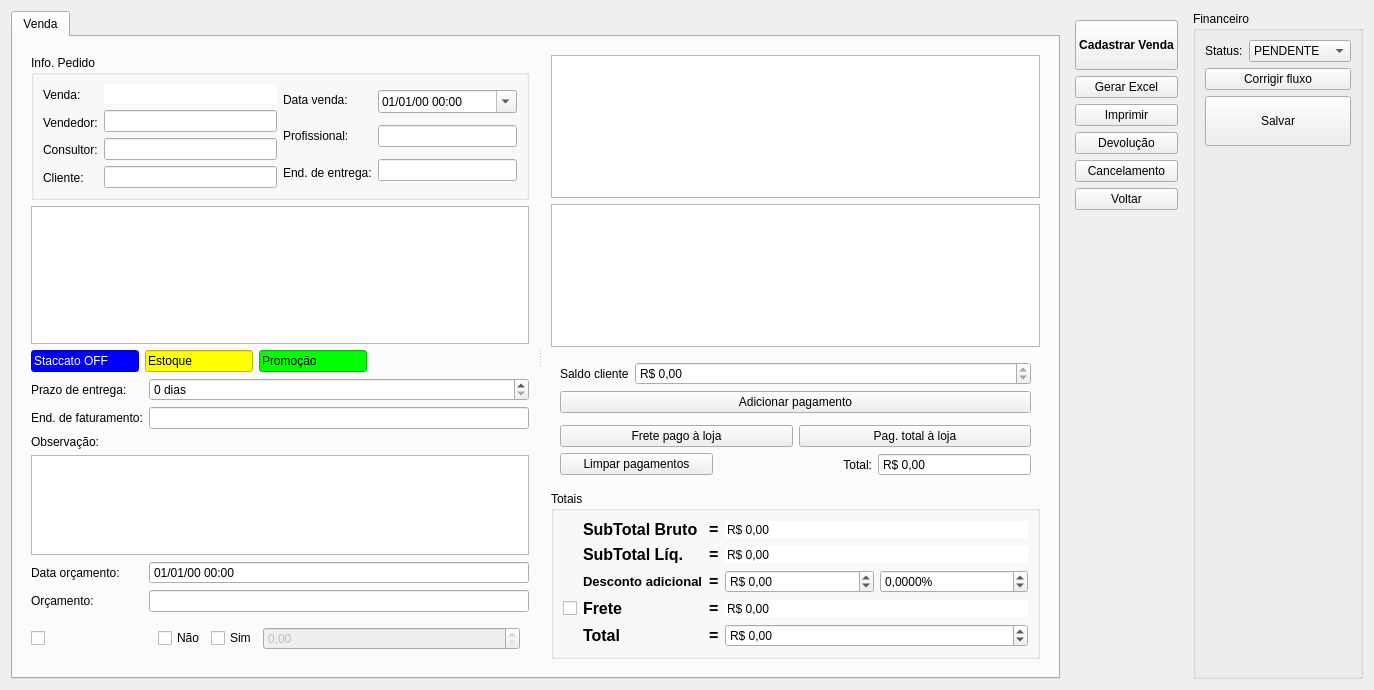
This is ui/venda.ui in darktorres/ERP-STACCATO as Qt 5 draws it before an edit. The edited form follows.
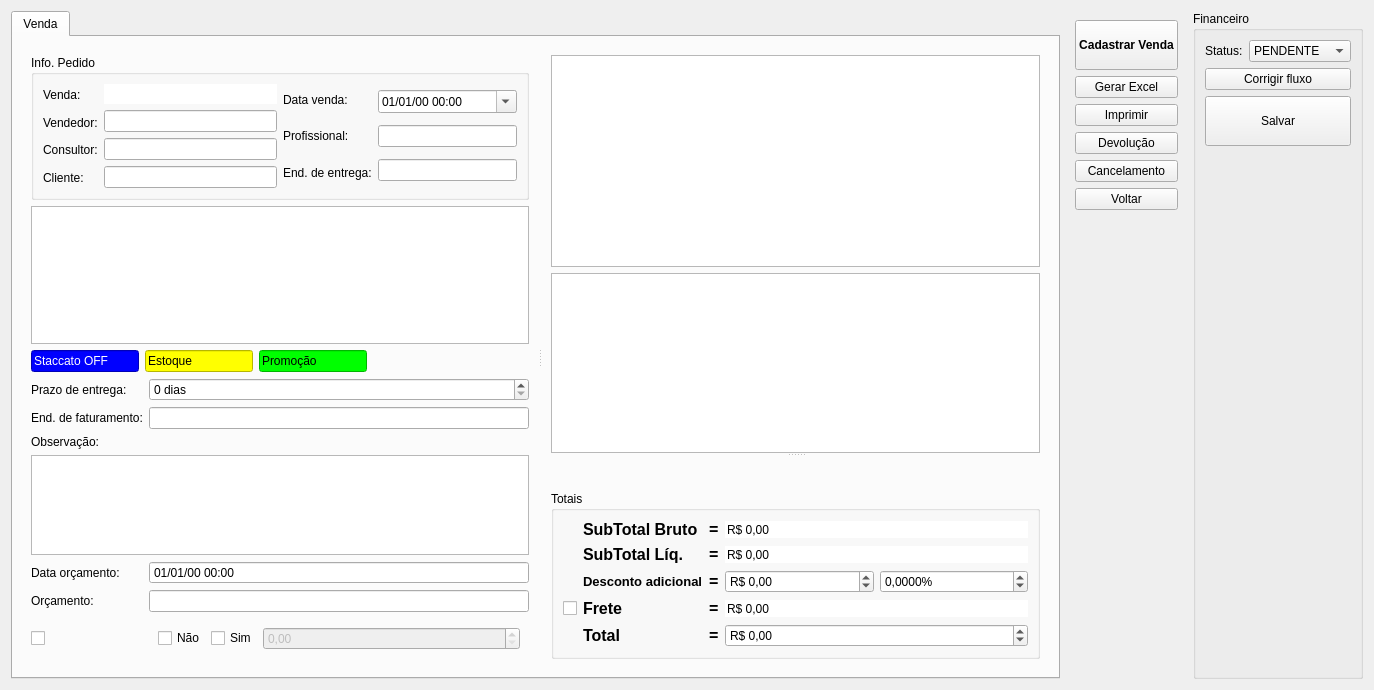
This is the edited form. Custom widgets are drawn as their Qt base class.

Commit message: Refatorado código dos pagamentos

```diff
--- a/ui/venda.ui
+++ b/ui/venda.ui
@@ -496,135 +496,61 @@
           <property name="lineWidth">
            <number>0</number>
           </property>
-          <layout class="QGridLayout" name="gridLayout_14">
+          <layout class="QGridLayout" name="gridLayout_3">
+           <item row="0" column="0">
+            <widget class="TableView" name="tableFluxoCaixa">
+             <property name="sizePolicy">
+              <sizepolicy hsizetype="Preferred" vsizetype="Expanding">
+               <horstretch>0</horstretch>
+               <verstretch>0</verstretch>
+              </sizepolicy>
+             </property>
+             <property name="mouseTracking">
+              <bool>true</bool>
+             </property>
+             <property name="selectionBehavior">
+              <enum>QAbstractItemView::SelectRows</enum>
+             </property>
+             <property name="sortingEnabled">
+              <bool>true</bool>
+             </property>
+             <attribute name="horizontalHeaderStretchLastSection">
+              <bool>false</bool>
+             </attribute>
+            </widget>
+           </item>
+           <item row="1" column="0">
+            <widget class="QSplitter" name="splitter_2">
+             <property name="orientation">
+              <enum>Qt::Vertical</enum>
+             </property>
+             <widget class="TableView" name="tableFluxoCaixa2">
+              <property name="sizePolicy">
+               <sizepolicy hsizetype="Preferred" vsizetype="Expanding">
+                <horstretch>0</horstretch>
+                <verstretch>0</verstretch>
+               </sizepolicy>
+              </property>
+              <property name="mouseTracking">
+               <bool>true</bool>
+              </property>
+              <property name="editTriggers">
+               <set>QAbstractItemView::NoEditTriggers</set>
+              </property>
+              <property name="selectionBehavior">
+               <enum>QAbstractItemView::SelectRows</enum>
+              </property>
+              <property name="sortingEnabled">
+               <bool>true</bool>
+              </property>
+              <attribute name="horizontalHeaderStretchLastSection">
+               <bool>false</bool>
+              </attribute>
+             </widget>
+             <widget class="WidgetPagamentos" name="widgetPgts" native="true"/>
+            </widget>
+           </item>
            <item row="2" column="0">
-            <widget class="QFrame" name="framePagamentos_2">
-             <layout class="QGridLayout" name="gridLayout_9">
-              <item row="2" column="0" colspan="2">
-               <widget class="WidgetPagamentos" name="widgetPgts" native="true"/>
-              </item>
-              <item row="3" column="0">
-               <widget class="QPushButton" name="pushButtonFreteLoja">
-                <property name="text">
-                 <string>Frete pago à loja</string>
-                </property>
-                <property name="autoDefault">
-                 <bool>false</bool>
-                </property>
-               </widget>
-              </item>
-              <item row="4" column="0" colspan="2">
-               <layout class="QHBoxLayout" name="horizontalLayout_3">
-                <item>
-                 <widget class="QPushButton" name="pushButtonLimparPag">
-                  <property name="text">
-                   <string>Limpar pagamentos</string>
-                  </property>
-                  <property name="autoDefault">
-                   <bool>false</bool>
-                  </property>
-                 </widget>
-                </item>
-                <item>
-                 <widget class="QLabel" name="labelRestante">
-                  <property name="sizePolicy">
-                   <sizepolicy hsizetype="Preferred" vsizetype="Preferred">
-                    <horstretch>0</horstretch>
-                    <verstretch>0</verstretch>
-                   </sizepolicy>
-                  </property>
-                  <property name="text">
-                   <string>Total:</string>
-                  </property>
-                  <property name="alignment">
-                   <set>Qt::AlignRight|Qt::AlignTrailing|Qt::AlignVCenter</set>
-                  </property>
-                 </widget>
-                </item>
-                <item>
-                 <widget class="QDoubleSpinBox" name="doubleSpinBoxTotalPag">
-                  <property name="readOnly">
-                   <bool>true</bool>
-                  </property>
-                  <property name="buttonSymbols">
-                   <enum>QAbstractSpinBox::NoButtons</enum>
-                  </property>
-                  <property name="showGroupSeparator" stdset="0">
-                   <bool>true</bool>
-                  </property>
-                  <property name="prefix">
-                   <string>R$ </string>
-                  </property>
-                  <property name="maximum">
-                   <double>999999.989999999990687</double>
-                  </property>
-                 </widget>
-                </item>
-               </layout>
-              </item>
-              <item row="3" column="1">
-               <widget class="QPushButton" name="pushButtonPgtLoja">
-                <property name="text">
-                 <string>Pag. total à loja</string>
-                </property>
-                <property name="autoDefault">
-                 <bool>false</bool>
-                </property>
-               </widget>
-              </item>
-              <item row="0" column="0" colspan="2">
-               <layout class="QGridLayout" name="gridLayout_11">
-                <item row="0" column="0">
-                 <widget class="QLabel" name="label_4">
-                  <property name="text">
-                   <string>Saldo cliente</string>
-                  </property>
-                 </widget>
-                </item>
-                <item row="0" column="1">
-                 <widget class="QDoubleSpinBox" name="doubleSpinBoxCreditoTotal">
-                  <property name="sizePolicy">
-                   <sizepolicy hsizetype="Expanding" vsizetype="Fixed">
-                    <horstretch>0</horstretch>
-                    <verstretch>0</verstretch>
-                   </sizepolicy>
-                  </property>
-                  <property name="minimumSize">
-                   <size>
-                    <width>80</width>
-                    <height>0</height>
-                   </size>
-                  </property>
-                  <property name="readOnly">
-                   <bool>true</bool>
-                  </property>
-                  <property name="showGroupSeparator" stdset="0">
-                   <bool>true</bool>
-                  </property>
-                  <property name="prefix">
-                   <string>R$ </string>
-                  </property>
-                  <property name="maximum">
-                   <double>999999.989999999990687</double>
-                  </property>
-                 </widget>
-                </item>
-               </layout>
-              </item>
-              <item row="1" column="0" colspan="2">
-               <widget class="QPushButton" name="pushButtonAdicionarPagamento">
-                <property name="text">
-                 <string>Adicionar pagamento</string>
-                </property>
-                <property name="autoDefault">
-                 <bool>false</bool>
-                </property>
-               </widget>
-              </item>
-             </layout>
-            </widget>
-           </item>
-           <item row="3" column="0">
             <widget class="QGroupBox" name="groupBox_3">
              <property name="title">
               <string>Totais</string>
@@ -1005,53 +931,6 @@
              </layout>
             </widget>
            </item>
-           <item row="0" column="0">
-            <widget class="TableView" name="tableFluxoCaixa">
-             <property name="sizePolicy">
-              <sizepolicy hsizetype="Preferred" vsizetype="Expanding">
-               <horstretch>0</horstretch>
-               <verstretch>0</verstretch>
-              </sizepolicy>
-             </property>
-             <property name="mouseTracking">
-              <bool>true</bool>
-             </property>
-             <property name="selectionBehavior">
-              <enum>QAbstractItemView::SelectRows</enum>
-             </property>
-             <property name="sortingEnabled">
-              <bool>true</bool>
-             </property>
-             <attribute name="horizontalHeaderStretchLastSection">
-              <bool>false</bool>
-             </attribute>
-            </widget>
-           </item>
-           <item row="1" column="0">
-            <widget class="TableView" name="tableFluxoCaixa2">
-             <property name="sizePolicy">
-              <sizepolicy hsizetype="Preferred" vsizetype="Expanding">
-               <horstretch>0</horstretch>
-               <verstretch>0</verstretch>
-              </sizepolicy>
-             </property>
-             <property name="mouseTracking">
-              <bool>true</bool>
-             </property>
-             <property name="editTriggers">
-              <set>QAbstractItemView::NoEditTriggers</set>
-             </property>
-             <property name="selectionBehavior">
-              <enum>QAbstractItemView::SelectRows</enum>
-             </property>
-             <property name="sortingEnabled">
-              <bool>true</bool>
-             </property>
-             <attribute name="horizontalHeaderStretchLastSection">
-              <bool>false</bool>
-             </attribute>
-            </widget>
-           </item>
           </layout>
          </widget>
         </widget>
```
Left out of the diff: 6 changed lines with no effect on the pictures. The commit also changes 7 other files.
